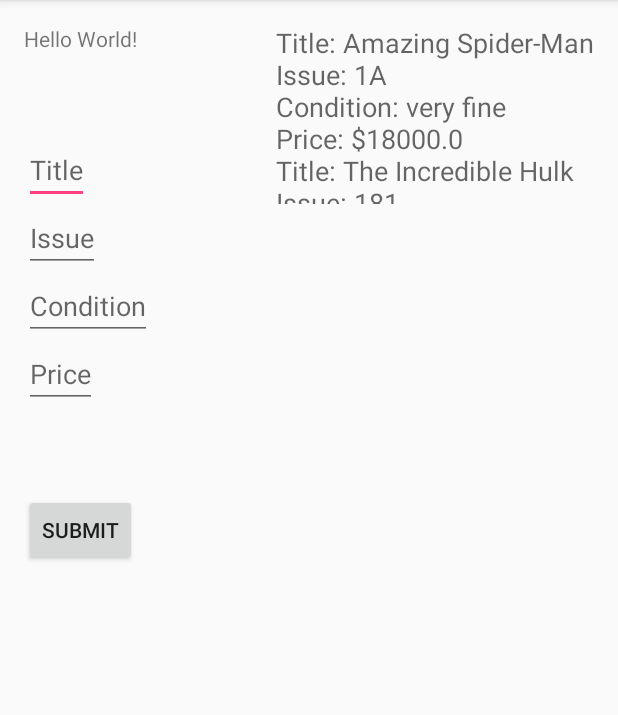
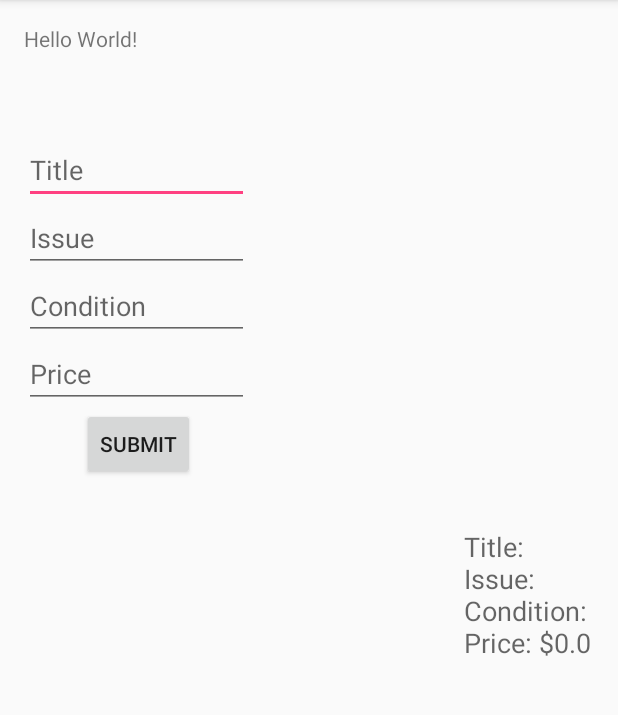
Before and after one commit to chandlergaines/gaineschandleraca, an Android app: the screen it shows after launch (MainActivity), after a tap on "SUBMIT", on a phone screen of 412 x 824 dp, the part 84-799 px from its top. Run offline under Robolectric (Android 15) with nearby library versions, the phone set to English and light mode, and no system bars; 2 statements that could not run were skipped.

Commit message:
Commit 2: The thing should work now

```diff
--- a/ComicBooks/app/src/main/java/com/chandler/android/aca/comicbooks/MainActivity.java
+++ b/ComicBooks/app/src/main/java/com/chandler/android/aca/comicbooks/MainActivity.java
@@ -11,12 +11,20 @@
 
 public class MainActivity extends AppCompatActivity {
 
+    // set member variables
     TextView mOutput;
     EditText mTitleInput;
     EditText mIssueInput;
     EditText mConditionInput;
     EditText mPriceInput;
     Button mSubmit;
+
+
+
+    final HashMap quality = new HashMap();
+
+    Comic[] comix = new Comic[100]; //Set up a comic array that will hold three comics
+
 
     @Override
     protected void onCreate(Bundle savedInstanceState) {
@@ -30,33 +38,9 @@
         mPriceInput = (EditText) findViewById(R.id.priceInput);
         mSubmit = (Button) findViewById(R.id.button);
 
-        final String[] userStrings = new String[100];
-
-        mSubmit.setOnClickListener(new View.OnClickListener() {
-            String titleIn;
-            String issueIn;
-            String conditionIn;
-            String priceIn;
-
-
-            @Override
-            public void onClick(View view) {
-                if (mTitleInput.getText().toString() != ""){
-                    titleIn = mTitleInput.getText().toString();
-                    issueIn = mIssueInput.getText().toString();
-                    conditionIn = mConditionInput.getText().toString();
-                    priceIn = mPriceInput.getText().toString();
-                    userStrings[0] = (titleIn + ", " + issueIn + ", " + ", "
-                            + conditionIn + " " + priceIn);
-
-                }
-
-
-            }
-        });
+        //final String[] userStrings = new String[100]; --decided I didn't need an array to hold arrays..
 
         //setup A hashmap
-        HashMap quality = new HashMap();
 
         float price1 = 3.00F;
         quality.put("mint", price1);
@@ -78,9 +62,7 @@
 
         //set up a collection
         //set up an array based on our comic class
-        Comic[] comix = new Comic[3]; //Set up a comic array that will hold three comics
-
-
+        final Comic[] comix = new Comic[4];
         //add comics to the collection
         comix[0] = new Comic("Amazing Spider-Man", "1A", "very fine", 12_000.00F);
         comix[0].setPrice((Float) quality.get(comix[0].condition));
@@ -91,21 +73,61 @@
         comix[2] = new Comic("Cerebus", "1A", "good", 190.00F);
         comix[2].setPrice((Float) quality.get(comix[2].condition));
 
-        for (int i = 0; i< comix.length; i++){
-            mOutput.append("Title: " + comix[i].title + "\n");
-            mOutput.append("Issue: " + comix[i].issueNumber + "\n");
-            mOutput.append("Condition: " + comix[i].condition + "\n");
-            mOutput.append("Price: $" + comix[i].price + "\n");
-        }
+
+
+
+        mSubmit.setOnClickListener(new View.OnClickListener() {
+            @Override
+            public void onClick(View view) {
+
+                String title; //this is what holds the value we want to print
+                String issue;
+                String condition;
+                float price;
+                float basePrice;
+
+                title = mTitleInput.getText().toString();
+                issue = mIssueInput.getText().toString();
+                condition = mConditionInput.getText().toString();
+                basePrice = Float.parseFloat(mPriceInput.getText().toString());
+             //   price;
+
+                comix[3] = new Comic(title, issue, condition, basePrice);
+                comix[3].setPrice((Float) quality.get(comix[3].condition));
+
+              /*  Comic newComic = new Comic(
+                        mTitleInput.getText().toString(),
+                        mIssueInput.getText().toString(),
+                        mConditionInput.getText().toString(),
+                        Float.parseFloat(mPriceInput.getText().toString()));
+              */
+
+                for (int i = 0; i < comix.length; i++){
+                    System.out.println("Title: " + comix[i].title);
+                    System.out.println("Issue: " + comix[i].issueNumber);
+                    System.out.println("Condition: " + comix[i].condition);
+                    System.out.println("Price: $" + comix[i].price);
+
+                  //  comix[i] = new Comic(title, issue, condition, basePrice);
+                  //  comix[i].setPrice((Float) quality.get(comix[i].condition));
+                    mOutput.setText(" Title: " + title + "\n Issue: " + issue + "\n Condition: " + condition + "\n Price: $");
+                    mOutput.append(String.valueOf(comix[3].price));
+                    break;
+                }
+
+            }
+        });
+
     }
 
     //need a class to store the comics and attributes, you should really make another class..
-    class Comic {
+    public class Comic {
         String title; //this is what holds the value we want to print
         String issueNumber;
         String condition;
         float basePrice;
         float price;
+
 
         //make constructor
         Comic (String inTitle, String inIssueNumber, String inCondition, float inBasePrice){
--- a/ComicBooks/app/src/main/res/layout/activity_main.xml
+++ b/ComicBooks/app/src/main/res/layout/activity_main.xml
@@ -17,7 +17,7 @@
         android:id="@+id/textView"/>
 
     <EditText
-        android:layout_width="wrap_content"
+        android:layout_width="150dp"
         android:layout_height="wrap_content"
         android:id="@+id/titleInput"
         android:hint="Title"
@@ -27,7 +27,7 @@
         android:layout_alignParentStart="true"/>
 
     <EditText
-        android:layout_width="wrap_content"
+        android:layout_width="150dp"
         android:layout_height="wrap_content"
         android:id="@+id/issueInput"
         android:hint="Issue"
@@ -36,7 +36,7 @@
         android:layout_alignParentStart="true"/>
 
     <EditText
-        android:layout_width="wrap_content"
+        android:layout_width="150dp"
         android:layout_height="wrap_content"
         android:id="@+id/conditionInput"
         android:layout_below="@+id/issueInput"
@@ -45,7 +45,7 @@
         android:layout_alignStart="@+id/issueInput"/>
 
     <EditText
-        android:layout_width="wrap_content"
+        android:layout_width="150dp"
         android:layout_height="wrap_content"
         android:id="@+id/priceInput"
         android:layout_below="@+id/conditionInput"
@@ -55,11 +55,11 @@
 
     <TextView
         android:layout_width="wrap_content"
-        android:layout_height="wrap_content"
+        android:layout_height="400dp"
         android:textAppearance="?android:attr/textAppearanceMedium"
         android:id="@+id/output"
         android:maxLines="1000"
-        android:layout_above="@+id/issueInput"
+        android:layout_alignParentBottom="true"
         android:layout_alignParentRight="true"
         android:layout_alignParentEnd="true"/>
 
@@ -70,7 +70,9 @@
         android:text="Submit"
         android:id="@+id/button"
         android:layout_below="@+id/priceInput"
-        android:layout_alignParentLeft="true"
-        android:layout_alignParentStart="true"
-        android:layout_marginTop="57dp"/>
+        android:layout_alignRight="@+id/priceInput"
+        android:layout_alignEnd="@+id/priceInput"
+        android:layout_marginRight="36dp"
+        android:layout_marginEnd="36dp"
+        />
 </RelativeLayout>
```
